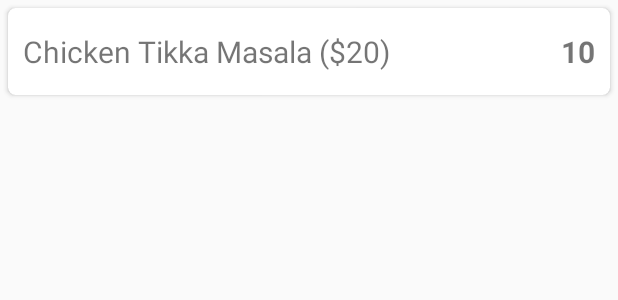
After one commit to vamshedhar/AndroidPOS, an Android app: the layout sell_list_item.xml on its own in the app's theme, with its tools: preview values and no code run, on a phone screen of 412 x 824 dp. The commit adds this screen. Shown: the top 300 px of the screen. Run offline under Robolectric (Android 15) with nearby library versions, the phone set to English and light mode, and no system bars.

Commit message:
feat(ui): update sell fragment add add sell menu item

```diff
--- /dev/null
+++ b/app/src/main/res/layout/sell_list_item.xml
@@ -0,0 +1,53 @@
+<?xml version="1.0" encoding="utf-8"?>
+<RelativeLayout xmlns:android="http://schemas.android.com/apk/res/android"
+    android:layout_width="match_parent"
+    android:layout_height="wrap_content">
+
+    <android.support.v7.widget.CardView
+        xmlns:card_view="http://schemas.android.com/apk/res-auto"
+        android:id="@+id/card_view"
+        android:layout_width="match_parent"
+        android:layout_height="wrap_content"
+        android:layout_gravity="center"
+        android:layout_margin="5dp"
+        android:elevation="5dp"
+        card_view:cardCornerRadius="5dp">
+
+        <RelativeLayout
+            android:layout_width="match_parent"
+            android:layout_height="wrap_content">
+            <TextView
+                android:id="@+id/itemDetails"
+                android:layout_width="wrap_content"
+                android:layout_height="wrap_content"
+                android:layout_alignParentLeft="true"
+                android:layout_alignParentStart="true"
+                android:layout_alignParentTop="true"
+                android:layout_marginLeft="10dp"
+                android:layout_marginRight="10dp"
+                android:layout_marginStart="10dp"
+                android:layout_marginBottom="15dp"
+                android:layout_marginTop="15dp"
+                android:layout_toLeftOf="@+id/saleQty"
+                android:layout_toStartOf="@+id/saleQty"
+                android:text="Chicken Tikka Masala ($20)"
+                android:textSize="20sp" />
+
+            <TextView
+                android:id="@+id/saleQty"
+                android:layout_width="wrap_content"
+                android:layout_height="wrap_content"
+                android:layout_alignParentEnd="true"
+                android:layout_alignParentRight="true"
+                android:layout_alignTop="@+id/itemDetails"
+                android:layout_marginEnd="10dp"
+                android:layout_marginRight="10dp"
+                android:text="10"
+                android:textSize="20sp"
+                android:textStyle="bold" />
+        </RelativeLayout>
+
+    </android.support.v7.widget.CardView>
+
+
+</RelativeLayout>
```
Also changed, not shown: app/src/main/res/layout/fragment_sell.xml (+59 -5 lines).
